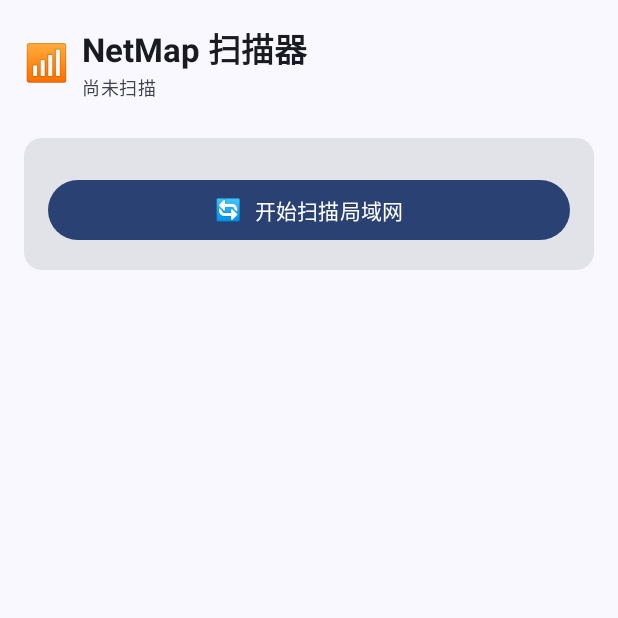
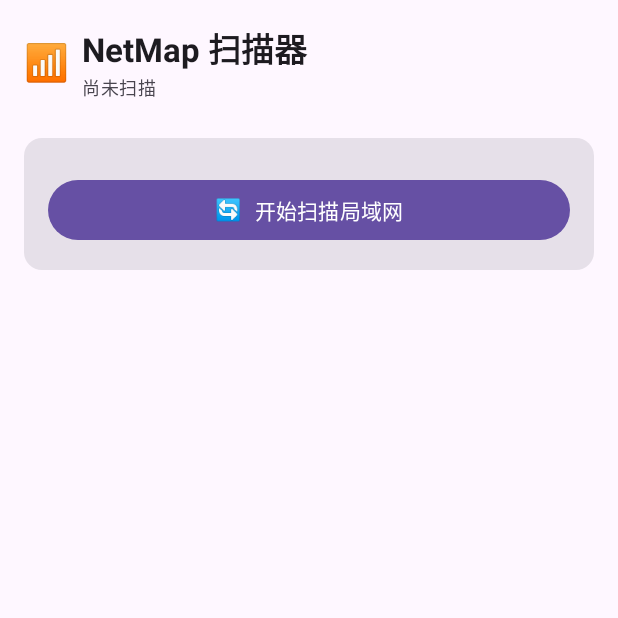
Before and after one commit to ZapcoMan/EquipmentScanning, an Android app built with Jetpack Compose: the screen it shows after launch (MainActivity), on a phone screen of 412 x 824 dp, the top half of it. Run offline under Robolectric (Android 15) with nearby library versions, the phone set to English and light mode, and no system bars.

Commit message:
fix: 关闭 release R8 优化与动态颜色，修复真机闪退/白屏
release 开 R8 optimization(packageScope) 可能裁剪 Compose 运行时类导致真机崩溃；dynamicColor 在部分 ROM 异常导致白屏。关闭两者。

```diff
--- a/app/build.gradle.kts
+++ b/app/build.gradle.kts
@@ -38,9 +38,9 @@ android {
     buildTypes {
         release {
             signingConfig = signingConfigs.getByName("release")
+            // 关闭 R8 优化，避免裁剪 Compose 运行时类导致真机闪退/白屏
             optimization {
-                enable = true
-                packageScope = setOf("androidx.**", "kotlin.**", "kotlinx.**")
+                enable = false
             }
         }
     }
--- a/app/src/main/java/com/example/demo2026112202/ui/theme/Theme.kt
+++ b/app/src/main/java/com/example/demo2026112202/ui/theme/Theme.kt
@@ -36,8 +36,8 @@ private val LightColorScheme = lightColorScheme(
 @Composable
 fun Demo2026112202Theme(
     darkTheme: Boolean = isSystemInDarkTheme(),
-    // Dynamic color is available on Android 12+
-    dynamicColor: Boolean = true,
+    // 关闭动态颜色：部分 ROM 动态取色异常会导致白屏，改用固定配色
+    dynamicColor: Boolean = false,
     content: @Composable () -> Unit
 ) {
     val colorScheme = when {
```
